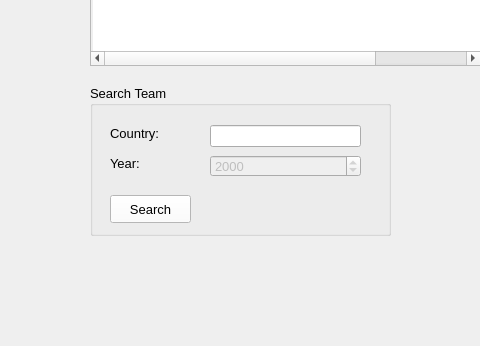
Qt form App/Main_App.ui (Musab1Blaser/dbms_icc) before a commit; both pictures show x 210 to 690 and y 325 to 671 of the 808 by 671 pixel window.
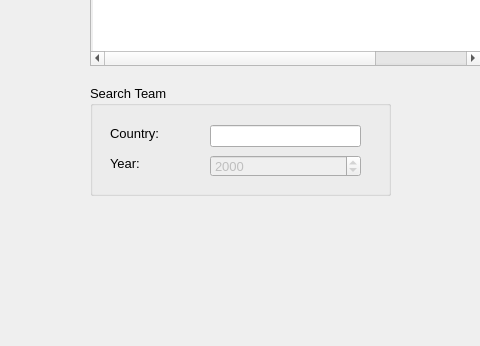
The same form after that commit. The open tabs and pages were chosen to show the change.

Commit message: added country team search

The edit to the form file:
```diff
--- a/App/Main_App.ui
+++ b/App/Main_App.ui
@@ -575,7 +575,7 @@
         <x>120</x>
         <y>410</y>
         <width>301</width>
-        <height>151</height>
+        <height>111</height>
        </rect>
       </property>
       <property name="font">
@@ -586,36 +586,6 @@
       <property name="title">
        <string>Search Team</string>
       </property>
-      <widget class="QPushButton" name="Teams_Search_Button">
-       <property name="geometry">
-        <rect>
-         <x>20</x>
-         <y>110</y>
-         <width>81</width>
-         <height>28</height>
-        </rect>
-       </property>
-       <property name="font">
-        <font>
-         <pointsize>10</pointsize>
-        </font>
-       </property>
-       <property name="styleSheet">
-        <string notr="true">/* Normal state */
-QPushButton {
-    background-color: #fff; /* Default background color */
-}
-
-/* Hover state */
-QPushButton:hover {
-    background-color: #ddf; /* Background color when hovered */
-}
-</string>
-       </property>
-       <property name="text">
-        <string>Search</string>
-       </property>
-      </widget>
       <widget class="QLabel" name="Teams_Search_Country_Label">
        <property name="geometry">
         <rect>
```
Left out of the diff: 4 changed lines with no effect on the pictures. The commit also changes 1 other file.
